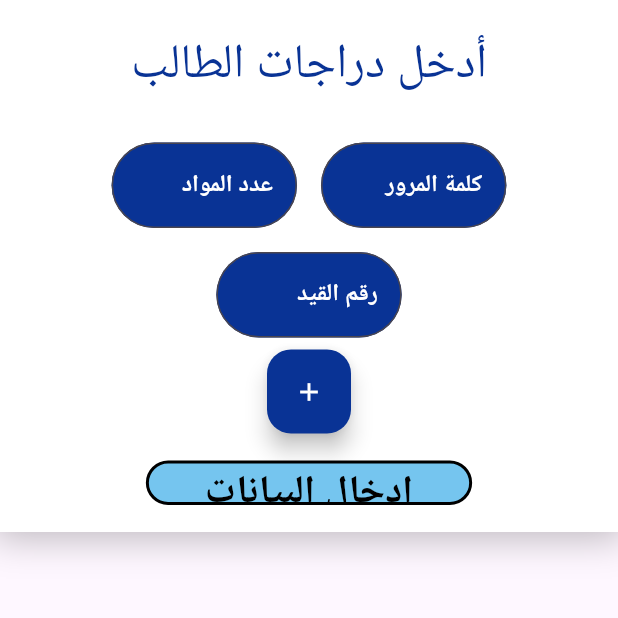
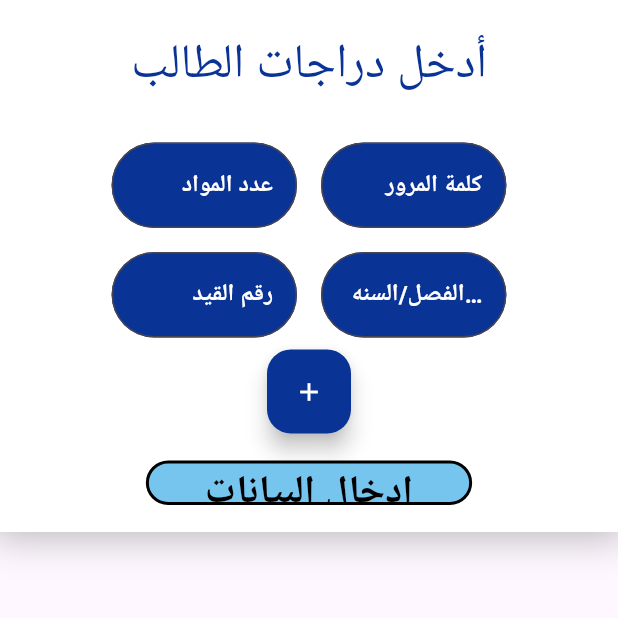
Before and after one commit to AhmedA1B2/enter_app, a Flutter app: the EdFoQ screen opened directly, on a phone screen of 412 x 824 dp, the top half of it. Run offline on Flutter 3.47's test engine with Material 3 defaults, Android fonts, the phone set to English and light mode, and no system bars; our stand-ins replace awesome_dialog, get, shared_preferences; accounts and stored records are empty; statements that could not run were skipped.

Commit message:
Edie -> edit file -->time

```diff
--- a/lib/custom/home_screen/go_to/end_semester.dart
+++ b/lib/custom/home_screen/go_to/end_semester.dart
@@ -2,7 +2,6 @@ import 'package:awesome_dialog/awesome_dialog.dart';
 import 'package:enter_sirte_university_php/api/links.dart';
 import 'package:enter_sirte_university_php/custom/home_screen/home_for_code/code/sarch_data.dart';
 import 'package:enter_sirte_university_php/main.dart';
-import 'package:enter_sirte_university_php/vars/color.dart';
 import 'package:flutter/material.dart';
 
 class GoToEndSemester extends StatelessWidget {
--- a/lib/custom/home_screen/home_for_exam/widget/edit_form.dart
+++ b/lib/custom/home_screen/home_for_exam/widget/edit_form.dart
@@ -23,6 +23,7 @@ class _InFoState extends State<EdFoQ> {
 
   TextEditingController pass = TextEditingController();
   TextEditingController num = TextEditingController();
+  TextEditingController time = TextEditingController();
   TextEditingController m1 = TextEditingController();
   TextEditingController d1 = TextEditingController();
   TextEditingController m2 = TextEditingController();
@@ -78,6 +79,7 @@ class _InFoState extends State<EdFoQ> {
       var response = await crud.postRequest(linkEidtExam, {
         "idnum": num.text,
         "pass": pass.text,
+        "time": time.text,
         "m1": m1.text,
         "d1": d1.text,
         "m2": m2.text,
@@ -116,7 +118,6 @@ class _InFoState extends State<EdFoQ> {
         "dn11": dn11.text,
         "dn12": dn12.text,
         "in_finl": "1",
-        "time": widget.exData["time"].toString(),
         "id_ex": widget.exData['id_ex'].toString()
       });
       isLoading = false;
@@ -235,6 +236,10 @@ class _InFoState extends State<EdFoQ> {
                           CustomInputQ(
                             hintText: 'رقم القيد',
                             mycontroller: num,
+                          ),
+                          CustomInputQ(
+                            hintText: "الفصل/السنه الدراسيه",
+                            mycontroller: time,
                           ),
                           Wrap(
                             alignment: WrapAlignment.center,
```
